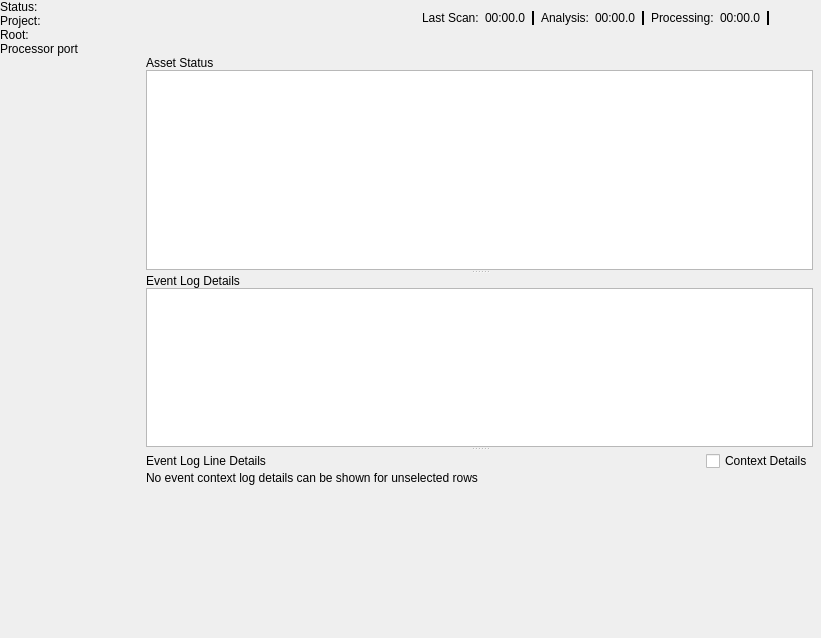
The window that Code/Tools/AssetProcessor/native/ui/MainWindow.ui (o3de/o3de) describes before a commit, drawn with Qt 5.
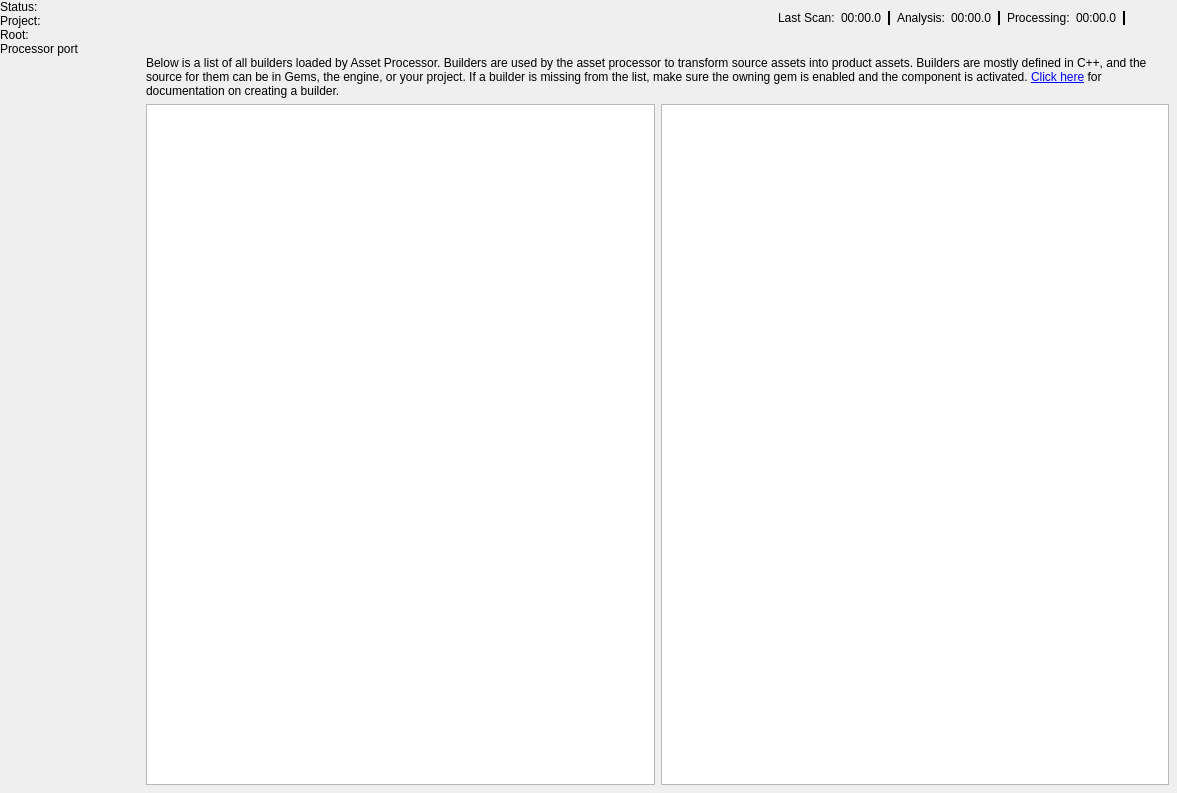
The same window after the commit. The open tabs and pages were chosen to show the change. Icons and pictures are not drawn. Custom widgets are drawn as their Qt base class.

Commit message:
AP Gui Builders Tab (#6589)
* Add builder list tab

```diff
--- a/Code/Tools/AssetProcessor/native/ui/MainWindow.ui
+++ b/Code/Tools/AssetProcessor/native/ui/MainWindow.ui
@@ -6,8 +6,8 @@
    <rect>
     <x>0</x>
     <y>0</y>
-    <width>821</width>
-    <height>638</height>
+    <width>1177</width>
+    <height>793</height>
    </rect>
   </property>
   <property name="minimumSize">
@@ -1189,6 +1189,72 @@
           </item>
          </layout>
         </widget>
+        <widget class="QWidget" name="BuildersPage">
+         <layout class="QHBoxLayout" name="horizontalLayout_4">
+          <property name="leftMargin">
+           <number>0</number>
+          </property>
+          <property name="topMargin">
+           <number>0</number>
+          </property>
+          <property name="rightMargin">
+           <number>0</number>
+          </property>
+          <property name="bottomMargin">
+           <number>0</number>
+          </property>
+          <item>
+           <layout class="QVBoxLayout" name="verticalLayout">
+            <item>
+             <widget class="QLabel" name="label">
+              <property name="text">
+               <string>Below is a list of all builders loaded by Asset Processor.  Builders are used by the asset processor to transform source assets into product assets. Builders are mostly defined in C++, and the source for them can be in Gems, the engine, or your project.  If a builder is missing from the list, make sure the owning gem is enabled and the component is activated. &lt;a href=&quot;https://www.o3de.org/docs/user-guide/assets/pipeline/asset-builders/&quot;&gt;Click here&lt;/a&gt; for documentation on creating a builder.</string>
+              </property>
+              <property name="wordWrap">
+               <bool>true</bool>
+              </property>
+              <property name="openExternalLinks">
+               <bool>true</bool>
+              </property>
+              <property name="textInteractionFlags">
+               <set>Qt::LinksAccessibleByKeyboard|Qt::LinksAccessibleByMouse</set>
+              </property>
+             </widget>
+            </item>
+            <item>
+             <layout class="QHBoxLayout" name="horizontalLayout_7">
+              <item>
+               <widget class="QListView" name="builderList">
+                <property name="alternatingRowColors">
+                 <bool>true</bool>
+                </property>
+               </widget>
+              </item>
+              <item>
+               <widget class="QPlainTextEdit" name="builderDetails">
+                <property name="inputMethodHints">
+                 <set>Qt::ImhMultiLine|Qt::ImhNoEditMenu</set>
+                </property>
+                <property name="horizontalScrollBarPolicy">
+                 <enum>Qt::ScrollBarAlwaysOff</enum>
+                </property>
+                <property name="undoRedoEnabled">
+                 <bool>false</bool>
+                </property>
+                <property name="readOnly">
+                 <bool>true</bool>
+                </property>
+                <property name="backgroundVisible">
+                 <bool>false</bool>
+                </property>
+               </widget>
+              </item>
+             </layout>
+            </item>
+           </layout>
+          </item>
+         </layout>
+        </widget>
         <widget class="QWidget" name="ToolsPage">
          <layout class="QVBoxLayout" name="verticalLayout_3">
           <item>
```
The commit also changes 7 other files.
